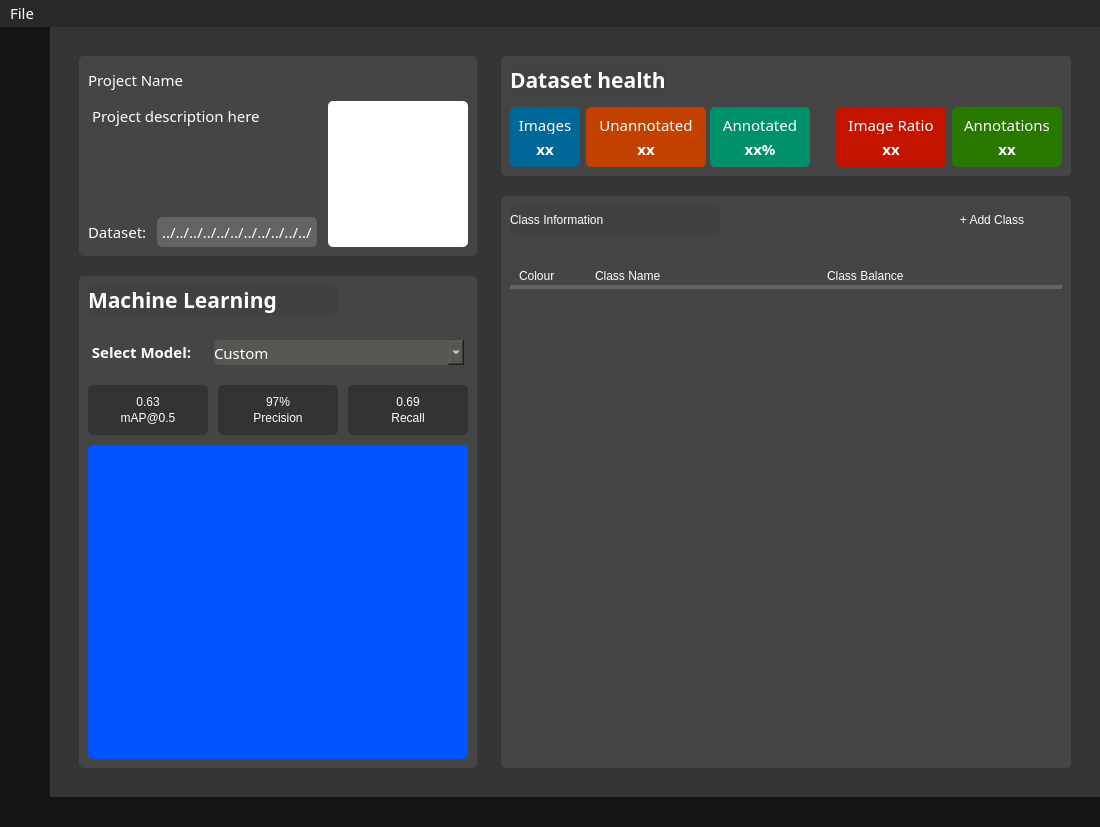
Lachie1011/YoloAnt, file yoloAnt.ui: the form before one commit.
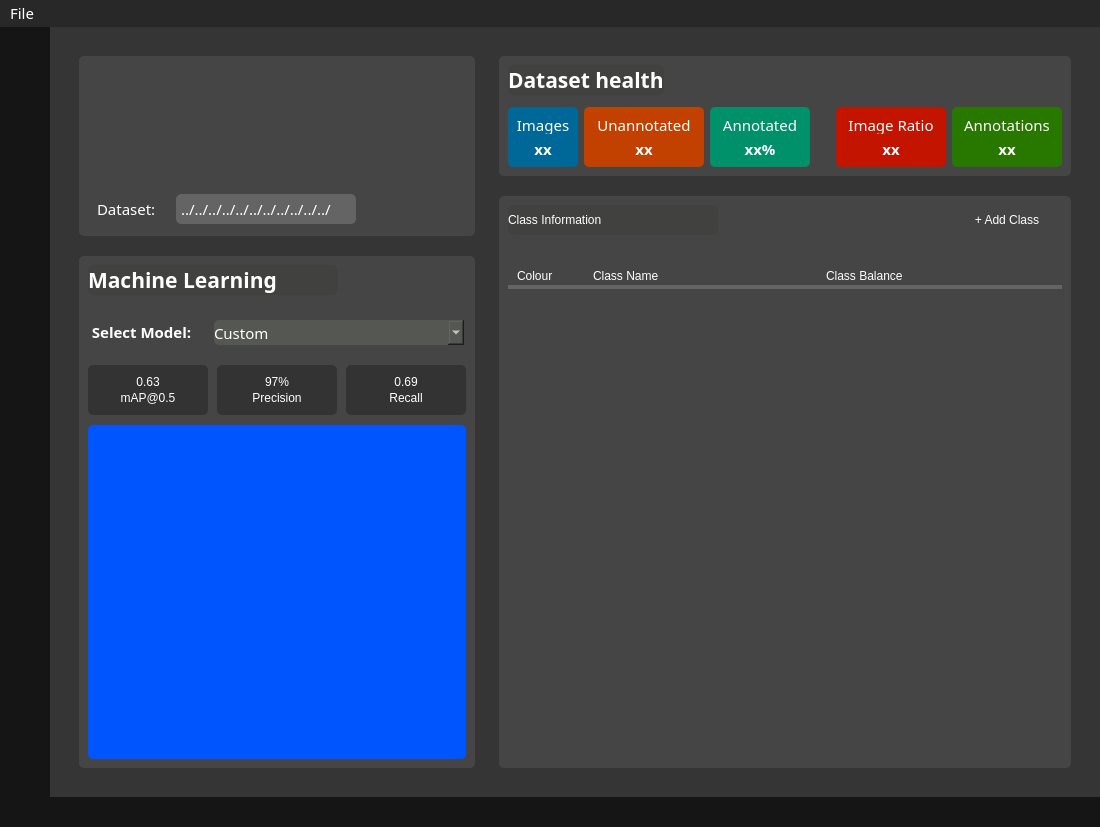
The form after the commit. The open tabs and pages were chosen to show the change. Icons and pictures are not drawn. Custom widgets are drawn as their Qt base class.

Commit message: Moved edit switch and updated project panel

What changed in the file:
```diff
--- a/yoloAnt.ui
+++ b/yoloAnt.ui
@@ -24,7 +24,7 @@
   </property>
   <property name="windowIcon">
    <iconset>
-    <normaloff>icons/icons8-ant-head-96.png</normaloff>icons/icons8-ant-head-96.png</iconset>
+    <normaloff>../.designer/backup/icons/icons8-ant-head-96.png</normaloff>../.designer/backup/icons/icons8-ant-head-96.png</iconset>
   </property>
   <property name="styleSheet">
    <string notr="true">background-color: rgb(0, 0, 0);
@@ -192,8 +192,7 @@
             </property>
             <property name="icon">
              <iconset>
-              <normaloff>icons/icons8-pencil-50.png</normaloff>
-              <normalon>icons/icons8-pencil-50-selected.png</normalon>icons/icons8-pencil-50.png</iconset>
+              <normaloff>icons/icons8-pencil-50.png</normaloff>icons/icons8-pencil-50.png</iconset>
             </property>
             <property name="iconSize">
              <size>
@@ -280,8 +279,7 @@
             </property>
             <property name="icon">
              <iconset>
-              <normaloff>icons/icons8-project-50.png</normaloff>
-              <normalon>icons/icons8-project-50-selected.png</normalon>icons/icons8-project-50.png</iconset>
+              <normaloff>icons/icons8-project-50.png</normaloff>icons/icons8-project-50.png</iconset>
             </property>
             <property name="iconSize">
              <size>
@@ -365,8 +363,7 @@
             </property>
             <property name="icon">
              <iconset>
-              <normaloff>icons/icons8-ant-head-50.png</normaloff>
-              <normalon>icons/icons8-ant-head-50-selected.png</normalon>icons/icons8-ant-head-50.png</iconset>
+              <normaloff>icons/icons8-ant-head-50.png</normaloff>icons/icons8-ant-head-50.png</iconset>
             </property>
             <property name="iconSize">
              <size>
@@ -432,7 +429,7 @@
             </property>
             <property name="icon">
              <iconset>
-              <normaloff>icons/icons8-information-50.png</normaloff>icons/icons8-information-50.png</iconset>
+              <normaloff>../.designer/backup/icons/icons8-information-50.png</normaloff>../.designer/backup/icons/icons8-information-50.png</iconset>
             </property>
             <property name="iconSize">
              <size>
@@ -493,7 +490,7 @@
           <enum>QFrame::Raised</enum>
          </property>
          <property name="currentIndex">
-          <number>1</number>
+          <number>2</number>
          </property>
          <widget class="QWidget" name="entryPage">
           <layout class="QHBoxLayout" name="horizontalLayout_2">
@@ -551,7 +548,7 @@
                 </property>
                 <property name="icon">
                  <iconset>
-                  <normaloff>icons/createProject.png</normaloff>icons/createProject.png</iconset>
+                  <normaloff>../.designer/backup/icons/createProject.png</normaloff>../.designer/backup/icons/createProject.png</iconset>
                 </property>
                 <property name="iconSize">
                  <size>
@@ -671,7 +668,7 @@
                 </property>
                 <property name="icon">
                  <iconset>
-                  <normaloff>icons/openProject.png</normaloff>icons/openProject.png</iconset>
+                  <normaloff>../.designer/backup/icons/openProject.png</normaloff>../.designer/backup/icons/openProject.png</iconset>
                 </property>
                 <property name="iconSize">
                  <size>
@@ -813,8 +810,8 @@
                    </property>
                    <property name="icon">
                     <iconset>
-                     <normaloff>icons/cursor-inactive.png</normaloff>
-                     <normalon>icons/cursor-active.png</normalon>icons/cursor-inactive.png</iconset>
+                     <normaloff>../.designer/backup/icons/cursor-inactive.png</normaloff>
+                     <normalon>../.designer/backup/icons/cursor-active.png</normalon>../.designer/backup/icons/cursor-inactive.png</iconset>
                    </property>
                    <property name="iconSize">
                     <size>
@@ -834,8 +831,8 @@
                    </property>
                    <property name="icon">
                     <iconset>
-                     <normaloff>icons/bounding-inactive.png</normaloff>
-                     <normalon>icons/bounding-active.png</normalon>icons/bounding-inactive.png</iconset>
+                     <normaloff>../.designer/backup/icons/bounding-inactive.png</normaloff>
+                     <normalon>../.designer/backup/icons/bounding-active.png</normalon>../.designer/backup/icons/bounding-inactive.png</iconset>
                    </property>
                    <property name="iconSize">
                     <size>
@@ -1030,7 +1027,7 @@
                    </property>
                    <property name="icon">
                     <iconset>
-                     <normaloff>icons/icons8-chevron-next-30.png</normaloff>icons/icons8-chevron-next-30.png</iconset>
+                     <normaloff>../.designer/backup/icons/icons8-chevron-next-30.png</normaloff>../.designer/backup/icons/icons8-chevron-next-30.png</iconset>
                    </property>
                    <property name="iconSize">
                     <size>
@@ -1075,7 +1072,7 @@
                    </property>
                    <property name="icon">
                     <iconset>
-                     <normaloff>icons/icons8-chevron-right-30.png</normaloff>icons/icons8-chevron-right-30.png</iconset>
+                     <normaloff>../.designer/backup/icons/icons8-chevron-right-30.png</normaloff>../.designer/backup/icons/icons8-chevron-right-30.png</iconset>
                    </property>
                    <property name="iconSize">
                     <size>
@@ -1120,7 +1117,7 @@
                    </property>
                    <property name="icon">
                     <iconset>
-                     <normaloff>icons/icons8-chevron-left-30.png</normaloff>icons/icons8-chevron-left-30.png</iconset>
+                     <normaloff>../.designer/backup/icons/icons8-chevron-left-30.png</normaloff>../.designer/backup/icons/icons8-chevron-left-30.png</iconset>
                    </property>
                    <property name="iconSize">
                     <size>
@@ -1165,7 +1162,7 @@
                    </property>
                    <property name="icon">
                     <iconset>
-                     <normaloff>icons/icons8-chevron-prev-30.png</normaloff>icons/icons8-chevron-prev-30.png</iconset>
+                     <normaloff>../.designer/backup/icons/icons8-chevron-prev-30.png</normaloff>../.designer/backup/icons/icons8-chevron-prev-30.png</iconset>
                    </property>
                    <property name="iconSize">
                     <size>
@@ -1875,13 +1872,13 @@
                 <property name="minimumSize">
                  <size>
                   <width>0</width>
-                  <height>200</height>
+                  <height>150</height>
                  </size>
                 </property>
                 <property name="maximumSize">
                  <size>
                   <width>16777215</width>
-                  <height>200</height>
+                  <height>180</height>
                  </size>
                 </property>
                 <property name="styleSheet">
@@ -1901,105 +1898,12 @@
                  <property name="topMargin">
                   <number>9</number>
                  </property>
+                 <property name="rightMargin">
+                  <number>18</number>
+                 </property>
                  <property name="bottomMargin">
-                  <number>9</number>
+                  <number>12</number>
                  </property>
-                 <item>
-                  <widget class="QFrame" name="frame_9">
-                   <property name="frameShape">
-                    <enum>QFrame::StyledPanel</enum>
-                   </property>
-                   <property name="frameShadow">
-                    <enum>QFrame::Raised</enum>
-                   </property>
-                   <layout class="QHBoxLayout" name="horizontalLayout_31">
-                    <property name="leftMargin">
-                     <number>0</number>
-                    </property>
-                    <property name="topMargin">
-                     <number>0</number>
-                    </property>
-                    <property name="rightMargin">
-                     <number>0</number>
-                    </property>
-                    <property name="bottomMargin">
-                     <number>0</number>
-                    </property>
-                    <item>
-                     <widget class="QLabel" name="projectNameLbl">
-                      <property name="sizePolicy">
-                       <sizepolicy hsizetype="Preferred" vsizetype="Preferred">
-                        <horstretch>0</horstretch>
-                        <verstretch>0</verstretch>
-                       </sizepolicy>
-                      </property>
-                      <property name="minimumSize">
-                       <size>
-                        <width>0</width>
-                        <height>30</height>
-                       </size>
-                      </property>
-                      <property name="maximumSize">
-                       <size>
-                        <width>210</width>
-                        <height>16777215</height>
-                       </size>
-                      </property>
-                      <property name="font">
-                       <font>
-                        <family>Gotham Rounded</family>
-                        <pointsize>11</pointsize>
-                        <weight>9</weight>
-                        <italic>false</italic>
-                        <bold>false</bold>
-                       </font>
-                      </property>
-                      <property name="styleSheet">
-                       <string notr="true">color: rgb(255, 255, 255);</string>
-                      </property>
-                      <property name="text">
-                       <string>Project Name</string>
-                      </property>
-                      <property name="textFormat">
-                       <enum>Qt::PlainText</enum>
-                      </property>
-                      <property name="alignment">
-                       <set>Qt::AlignLeading|Qt::AlignLeft|Qt::AlignVCenter</set>
-                      </property>
-                      <property name="margin">
-                       <number>3</number>
-                      </property>
-                      <property name="indent">
-                       <number>0</number>
-                      </property>
-                     </widget>
-                    </item>
-                    <item>
-                     <spacer name="horizontalSpacer_20">
-                      <property name="orientation">
-                       <enum>Qt::Horizontal</enum>
-                      </property>
-                      <property name="sizeHint" stdset="0">
-                       <size>
-                        <width>40</width>
-                        <height>20</height>
-                       </size>
-                      </property>
-                     </spacer>
-                    </item>
-                    <item>
-                     <widget class="QFrame" name="projectDescriptionEditFrame">
-                      <property name="frameShape">
-                       <enum>QFrame::StyledPanel</enum>
-                      </property>
-                      <property name="frameShadow">
-                       <enum>QFrame::Raised</enum>
-                      </property>
-                     </widget>
-                    </item>
-                   </layout>
-                  </widget>
-                 </item>
                  <item>
                   <widget class="QFrame" name="frame_6">
                    <property name="minimumSize">
@@ -2049,47 +1953,80 @@
                         <number>0</number>
                        </property>
                        <item>
-                        <widget class="QTextEdit" name="projectDescriptionEdit">
-                         <property name="sizePolicy">
-                          <sizepolicy hsizetype="Preferred" vsizetype="Preferred">
-                           <horstretch>0</horstretch>
-                           <verstretch>0</verstretch>
-                          </sizepolicy>
+                        <widget class="QFrame" name="projectNameFrame">
+                         <property name="minimumSize">
+                          <size>
+                           <width>0</width>
+                           <height>40</height>
+                          </size>
                          </property>
+                         <property name="frameShape">
+                          <enum>QFrame::StyledPanel</enum>
+                         </property>
+                         <property name="frameShadow">
+                          <enum>QFrame::Raised</enum>
+                         </property>
+                         <layout class="QHBoxLayout" name="horizontalLayout_29">
+                          <property name="spacing">
+                           <number>0</number>
+                          </property>
+                          <property name="leftMargin">
+                           <number>0</number>
+                          </property>
+                          <property name="topMargin">
+                           <number>0</number>
+                          </property>
+                          <property name="rightMargin">
+                           <number>0</number>
+                          </property>
+                          <property name="bottomMargin">
+                           <number>0</number>
+                          </property>
+                          <item>
+                           <widget class="QFrame" name="projectNameTextFrame">
+                            <property name="frameShape">
+                             <enum>QFrame::StyledPanel</enum>
+                            </property>
+                            <property name="frameShadow">
+                             <enum>QFrame::Raised</enum>
+                            </property>
+                           </widget>
+                          </item>
+                         </layout>
+                        </widget>
+                       </item>
+                       <item>
+                        <widget class="QFrame" name="projectDescriptionEditFrame">
                          <property name="maximumSize">
                           <size>
                            <width>16777215</width>
                            <height>120</height>
                           </size>
                          </property>
-                         <property name="font">
-                          <font>
-                           <family>Gotham Rounded</family>
-                           <pointsize>11</pointsize>
-                           <weight>75</weight>
-                           <italic>false</italic>
-                           <bold>true</bold>
-                           <kerning>true</kerning>
-                          </font>
+                         <property name="frameShape">
+                          <enum>QFrame::StyledPanel</enum>
                          </property>
-                         <property name="styleSheet">
-                          <string notr="true">font: 75 bold 11pt &quot;Gotham Rounded&quot;;</string>
-                         </property>
-                         <property name="autoFormatting">
-                          <set>QTextEdit::AutoBulletList</set>
-                         </property>
-                         <property name="readOnly">
-                          <bool>true</bool>
-                         </property>
-                         <property name="html">
-                          <string>&lt;!DOCTYPE HTML PUBLIC &quot;-//W3C//DTD HTML 4.0//EN&quot; &quot;http://www.w3.org/TR/REC-html40/strict.dtd&quot;&gt;
-&lt;html&gt;&lt;head&gt;&lt;meta name=&quot;qrichtext&quot; content=&quot;1&quot; /&gt;&lt;style type=&quot;text/css&quot;&gt;
-p, li { white-space: pre-wrap; }
-&lt;/style&gt;&lt;/head&gt;&lt;body style=&quot; font-family:'Gotham Rounded'; font-size:11pt; font-weight:600; font-style:normal;&quot;&gt;
-&lt;p align=&quot;justify&quot; style=&quot; margin-top:0px; margin-bottom:0px; margin-left:0px; margin-right:0px; -qt-block-indent:0; text-indent:0px;&quot;&gt;&lt;span style=&quot; font-weight:96;&quot;&gt;Project description here&lt;/span&gt;&lt;/p&gt;&lt;/body&gt;&lt;/html&gt;</string>
+                         <property name="frameShadow">
+                          <enum>QFrame::Raised</enum>
                          </property>
                         </widget>
                        </item>
+                       <item>
+                        <spacer name="verticalSpacer_16">
+                         <property name="orientation">
+                          <enum>Qt::Vertical</enum>
+                         </property>
+                         <property name="sizeType">
+                          <enum>QSizePolicy::Expanding</enum>
+                         </property>
+                         <property name="sizeHint" stdset="0">
+                          <size>
+                           <width>20</width>
+                           <height>40</height>
+                          </size>
+                         </property>
+                        </spacer>
+                       </item>
                        <item>
                         <widget class="QFrame" name="datasetPathFrame">
                          <property name="sizePolicy">
@@ -2121,7 +2058,7 @@
                            <number>4</number>
                           </property>
                           <property name="leftMargin">
-                           <number>0</number>
+                           <number>9</number>
                           </property>
                           <property name="topMargin">
                            <number>0</number>
@@ -2142,13 +2079,13 @@
                             </property>
                             <property name="minimumSize">
                              <size>
-                              <width>65</width>
+                              <width>75</width>
                               <height>0</height>
                              </size>
                             </property>
                             <property name="maximumSize">
                              <size>
-                              <width>50</width>
+                              <width>75</width>
                               <height>16777215</height>
                              </size>
                             </property>
@@ -2207,16 +2144,19 @@
                      <widget class="QFrame" name="projectImageFrame">
                       <property name="minimumSize">
                        <size>
-                        <width>145</width>
-                        <height>140</height>
+                        <width>95</width>
+                        <height>90</height>
                        </size>
                       </property>
                       <property name="maximumSize">
                        <size>
-                        <width>155</width>
-                        <height>150</height>
+                        <width>95</width>
+                        <height>16777215</height>
                        </size>
                       </property>
+                      <property name="cursor">
+                       <cursorShape>ArrowCursor</cursorShape>
+                      </property>
                       <property name="styleSheet">
                        <string notr="true"/>
                       </property>
@@ -2226,12 +2166,12 @@
                       <property name="frameShadow">
                        <enum>QFrame::Raised</enum>
                       </property>
-                      <layout class="QHBoxLayout" name="horizontalLayout_29">
+                      <layout class="QVBoxLayout" name="verticalLayout_31">
                        <property name="leftMargin">
                         <number>5</number>
                        </property>
                        <property name="topMargin">
-                        <number>0</number>
+                        <number>3</number>
                        </property>
                        <property name="rightMargin">
                         <number>0</number>
@@ -2240,9 +2180,59 @@
                         <number>0</number>
                        </property>
                        <item>
-                        <widget class="QLabel" name="projectImageLbl">
+                        <widget class="QFrame" name="projectImageBtnFrame">
+                         <property name="minimumSize">
+                          <size>
+                           <width>90</width>
+                           <height>90</height>
+                          </size>
+                         </property>
+                         <property name="maximumSize">
+                          <size>
+                           <width>90</width>
+                           <height>90</height>
+                          </size>
+                         </property>
                          <property name="styleSheet">
-                          <string notr="true">background-color: rgb(255, 255, 255);</string>
+                          <string notr="true">background-color: #454545;</string>
+                         </property>
+                         <property name="frameShape">
+                          <enum>QFrame::StyledPanel</enum>
+                         </property>
+                         <property name="frameShadow">
+                          <enum>QFrame::Raised</enum>
+                         </property>
+                        </widget>
+                       </item>
+                       <item>
+                        <spacer name="verticalSpacer_15">
+                         <property name="orientation">
+                          <enum>Qt::Vertical</enum>
+                         </property>
+                         <property name="sizeHint" stdset="0">
+                          <size>
+                           <width>20</width>
+                           <height>40</height>
+                          </size>
+                         </property>
+                        </spacer>
+                       </item>
+                       <item>
+                        <widget class="QPushButton" name="datasetProjectBtn">
+                         <property name="minimumSize">
+                          <size>
+                           <width>40</width>
+                           <height>30</height>
+                          </size>
+                         </property>
+                         <property name="maximumSize">
+                          <size>
+                           <width>40</width>
+                           <height>30</height>
+                          </size>
+                         </property>
+                         <property name="cursor">
+                          <cursorShape>PointingHandCursor</cursorShape>
                          </property>
                          <property name="text">
                           <string/>
@@ -2811,7 +2801,7 @@
              </property>
              <layout class="QVBoxLayout" name="verticalLayout_16">
               <property name="spacing">
-               <number>20</number>
+               <number>10</number>
               </property>
               <property name="topMargin">
                <number>20</number>
@@ -2946,16 +2936,6 @@
                       </property>
                      </widget>
                     </item>
-                    <item>
-                     <widget class="QFrame" name="datasetHealthEditFrame">
-                      <property name="frameShape">
-                       <enum>QFrame::StyledPanel</enum>
-                      </property>
-                      <property name="frameShadow">
-                       <enum>QFrame::Raised</enum>
-                      </property>
-                     </widget>
-                    </item>
                    </layout>
                   </widget>
                  </item>
@@ -3407,6 +3387,22 @@
                 </layout>
                </widget>
               </item>
+              <item>
+               <spacer name="verticalSpacer_14">
+                <property name="orientation">
+                 <enum>Qt::Vertical</enum>
+                </property>
+                <property name="sizeType">
+                 <enum>QSizePolicy::Fixed</enum>
+                </property>
+                <property name="sizeHint" stdset="0">
+                 <size>
+                  <width>20</width>
+                  <height>10</height>
+                 </size>
+                </property>
+               </spacer>
+              </item>
               <item>
                <widget class="QFrame" name="classInfoFrame">
                 <property name="styleSheet">
@@ -3531,16 +3527,6 @@
                       </property>
                      </widget>
                     </item>
-                    <item>
-                     <widget class="QFrame" name="classInfoEditFrame">
-                      <property name="frameShape">
-                       <enum>QFrame::StyledPanel</enum>
-                      </property>
-                      <property name="frameShadow">
-                       <enum>QFrame::Raised</enum>
-                      </property>
-                     </widget>
-                    </item>
                    </layout>
                   </widget>
                  </item>
@@ -4973,19 +4959,19 @@
          </property>
          <layout class="QHBoxLayout" name="horizontalLayout_12">
           <property name="spacing">
-           <number>0</number>
+           <number>8</number>
           </property>
           <property name="leftMargin">
            <number>0</number>
           </property>
           <property name="topMargin">
-           <number>1</number>
+           <number>2</number>
           </property>
           <property name="rightMargin">
            <number>0</number>
           </property>
           <property name="bottomMargin">
-           <number>4</number>
+           <number>2</number>
           </property>
           <item>
            <spacer name="horizontalSpacer_13">
@@ -5000,6 +4986,22 @@
             </property>
            </spacer>
           </item>
+          <item>
+           <widget class="QFrame" name="editPageFrame">
+            <property name="minimumSize">
+             <size>
+              <width>0</width>
+              <height>0</height>
+             </size>
+            </property>
+            <property name="frameShape">
+             <enum>QFrame::StyledPanel</enum>
+            </property>
+            <property name="frameShadow">
+             <enum>QFrame::Raised</enum>
+            </property>
+           </widget>
+          </item>
           <item>
            <widget class="QPushButton" name="notificationBtn">
             <property name="sizePolicy">
```
The commit also changes 10 other files.
